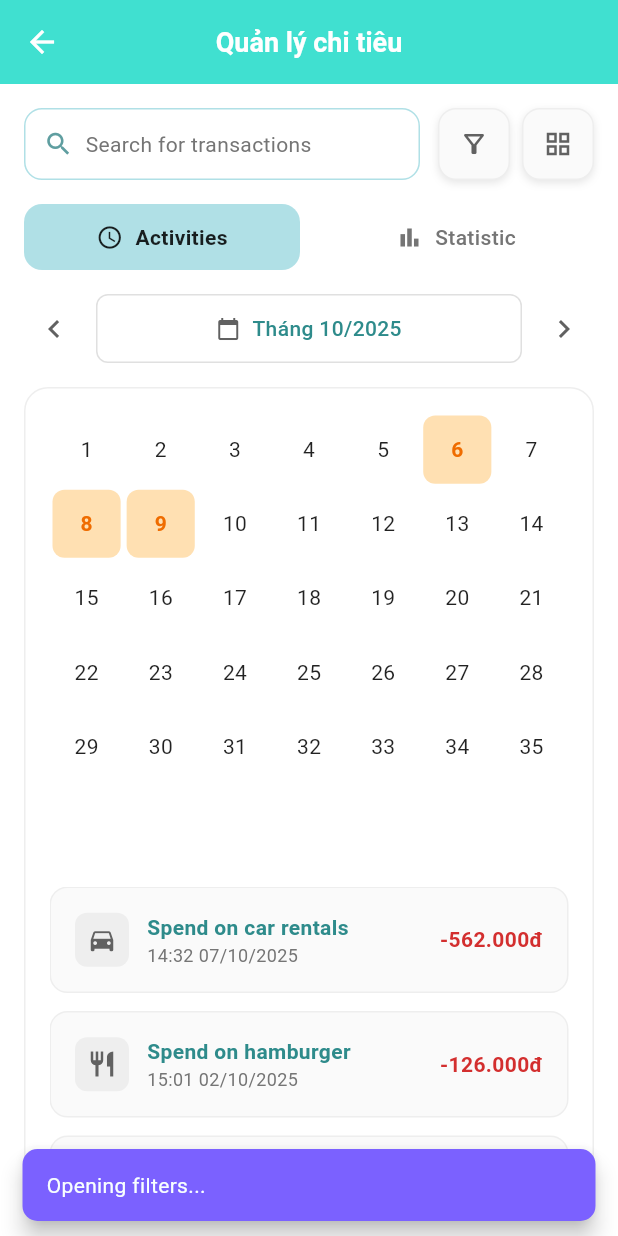
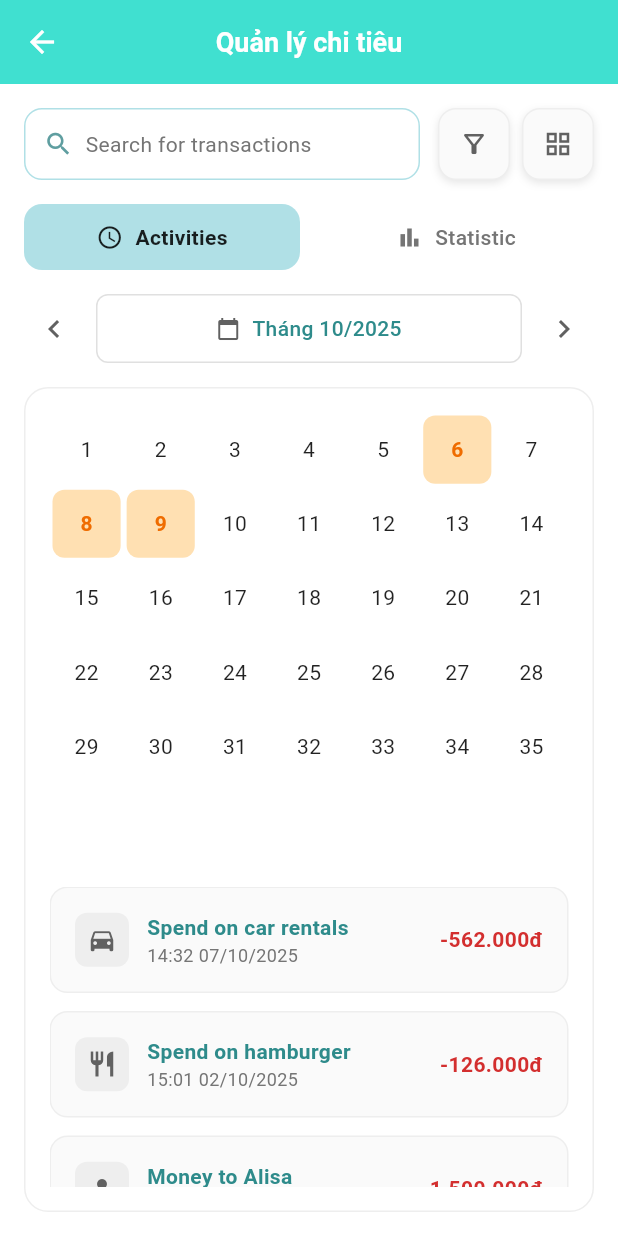
Before and after one commit to lephuckhang186/TravelerApplication, a Flutter app: the AnalysisScreen screen opened directly, after a tap on the "filter alt" icon, on a phone screen of 412 x 824 dp. Run offline on Flutter 3.47's test engine with Material 3 defaults, Android fonts, the light colour scheme and no system bars; our stand-ins replace device_preview, dio, firebase_auth, firebase_core, fl_chart, flutter_secure_storage and 5 more; missing offline and left inert: bcrypt; accounts and stored records are empty; network calls fail; Roboto replaces fonts that are missing (Quattrocento).

Commit message:
delete showMessage and dialog

```diff
--- a/lib/screens/analysis_screen.dart
+++ b/lib/screens/analysis_screen.dart
@@ -844,7 +844,6 @@
     setState(() {
       _currentViewIndex = index;
     });
-    _showMessage(index == 0 ? 'Switched to Activities' : 'Switched to Statistics');
   }
 
   void _onCategoryTabChanged(int index) {
@@ -873,34 +872,26 @@
   }
 
   void _onFilterTap() {
-    _showMessage('Opening filters...');
+    // Filter functionality
   }
 
   void _onGridTap() {
-    _showMessage('Opening grid view...');
+    // Grid view functionality
   }
 
   void _onDayTap(int day) {
-    _showMessage('Selected day $day');
+    // Day selection functionality
   }
 
   void _onExpenseTap(String title) {
-    _showMessage('Opening expense: $title');
+    // Expense detail functionality
   }
 
   void _onCategoryTap(String category) {
-    _showMessage('Selected category: $category');
+    // Category detail functionality
   }
 
   void _showMessage(String message) {
-    ScaffoldMessenger.of(context).showSnackBar(
-      SnackBar(
-        content: Text(message),
-        backgroundColor: const Color(0xFF7B61FF),
-        duration: const Duration(seconds: 2),
-        behavior: SnackBarBehavior.floating,
-        shape: RoundedRectangleBorder(borderRadius: BorderRadius.circular(10)),
-      ),
-    );
+    // Message display functionality
   }
 }
```
Also changed, not shown: lib/screens/financial_center_screen.dart (+1 -8 lines), lib/screens/settings_screen.dart (+10 -20 lines).
